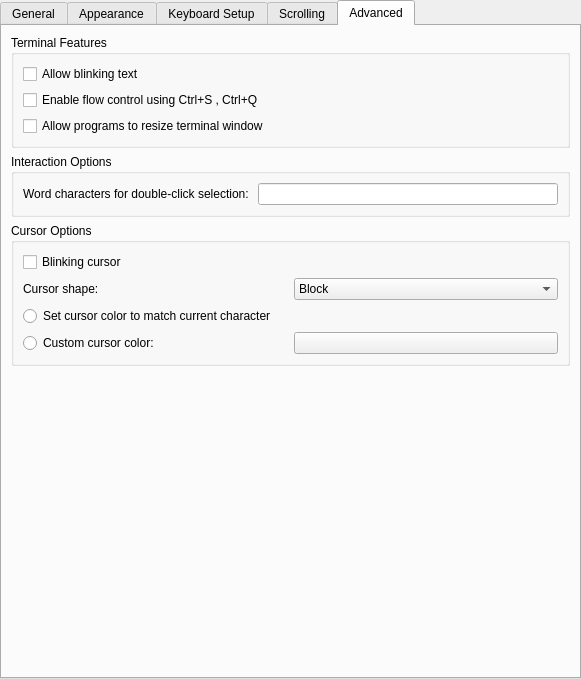
Qt form src/EditProfileDialog.ui (KDE/konsole) before a commit.
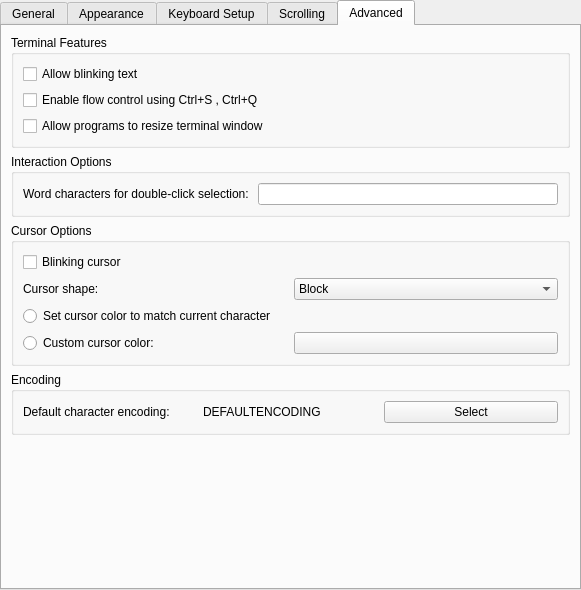
The same form after that commit. The open tabs and pages were chosen to show the change. Custom widgets are drawn as their Qt base class.

Commit message: Allow the default encoding to be specified per-profile.  Something has caused the Edit Profile dialog's minimum size to become huge, I haven't figured out what it is yet.

The edit to the form file:
```diff
--- a/src/EditProfileDialog.ui
+++ b/src/EditProfileDialog.ui
@@ -6,7 +6,7 @@
     <x>0</x>
     <y>0</y>
     <width>581</width>
-    <height>679</height>
+    <height>590</height>
    </rect>
   </property>
   <property name="windowTitle" >
@@ -865,6 +865,45 @@
          </layout>
         </widget>
        </item>
+       <item>
+        <widget class="QGroupBox" name="groupBox_11" >
+         <property name="title" >
+          <string>Encoding</string>
+         </property>
+         <property name="flat" >
+          <bool>true</bool>
+         </property>
+         <layout class="QHBoxLayout" >
+          <item>
+           <widget class="QLabel" name="label_14" >
+            <property name="text" >
+             <string>Default character encoding:</string>
+            </property>
+           </widget>
+          </item>
+          <item>
+           <widget class="QLabel" name="characterEncodingLabel" >
+            <property name="sizePolicy" >
+             <sizepolicy vsizetype="Preferred" hsizetype="Preferred" >
+              <horstretch>0</horstretch>
+              <verstretch>0</verstretch>
+             </sizepolicy>
+            </property>
+            <property name="text" >
+             <string>DEFAULTENCODING</string>
+            </property>
+           </widget>
+          </item>
+          <item>
+           <widget class="QPushButton" name="selectEncodingButton" >
+            <property name="text" >
+             <string>Select</string>
+            </property>
+           </widget>
+          </item>
+         </layout>
+        </widget>
+       </item>
        <item>
         <spacer>
          <property name="orientation" >
@@ -872,8 +911,8 @@
          </property>
          <property name="sizeHint" >
           <size>
-           <width>20</width>
-           <height>40</height>
+           <width>559</width>
+           <height>151</height>
           </size>
          </property>
         </spacer>
```
Left out of the diff: 88 changed lines with no effect on the pictures. The commit also changes 13 other files.
